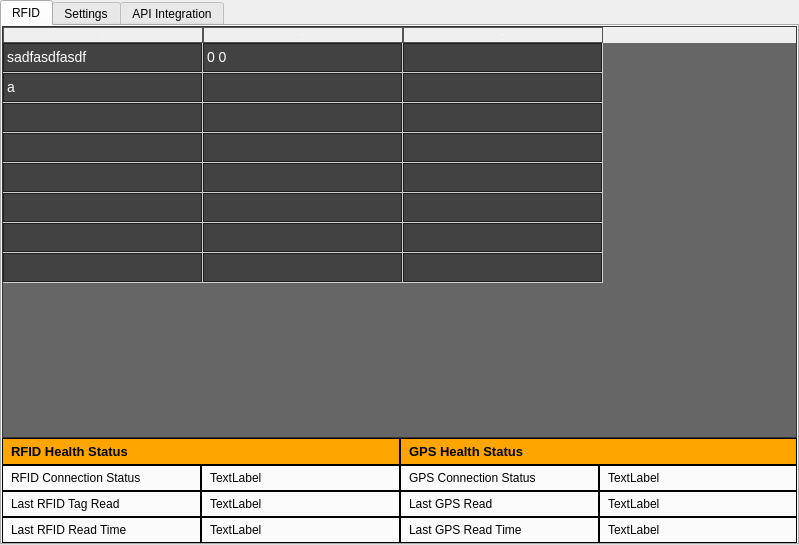
This is ui/main.ui in DevGuruPro/rfid-python as Qt 5 draws it before an edit. The edited form follows.
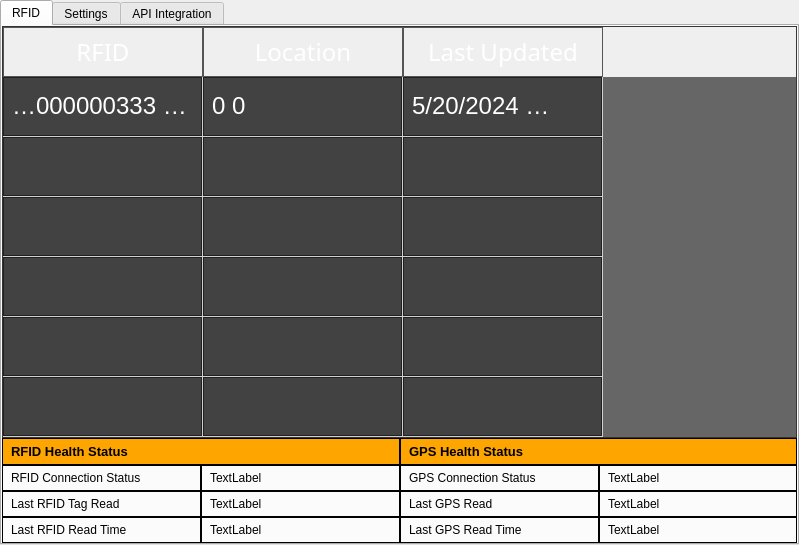
This is the edited form. Icons and pictures are not drawn.

```diff
--- a/ui/main.ui
+++ b/ui/main.ui
@@ -119,20 +119,21 @@
               <string notr="true">QTableWidget {  
   	 background-color: rgba(40, 40, 40, 180); 
     gridline-color: #d1d1d1;  
-    font: 14px;  
+    font: 24px;
 }  
 QHeaderView::section {  
     background-color: qlineargradient(spread:pad, x1:0, y1:0, x2:0, y2:1,   
                                       stop:0 #777777, stop:1 #000000);
     color: white;  
-    padding: 4px;
-	font: bold;
+    padding: 5px;
+	font: 24px bold;
     border: 1px solid #555;  
 }  
 QTableWidget::item {
 	background-color: rgba(40, 40, 40, 150);  
 	color: white;
-    border: 1px solid #202020;  
+    border: 1px solid #202020;
+ 	padding: 5px  
 }  
 /*QTableWidget::item:selected {  
     background-color: #336699;  
@@ -145,6 +146,9 @@
              <property name="textElideMode">
               <enum>Qt::ElideLeft</enum>
              </property>
+             <property name="rowCount">
+              <number>6</number>
+             </property>
              <attribute name="horizontalHeaderVisible">
               <bool>true</bool>
              </attribute>
@@ -155,13 +159,13 @@
               <bool>true</bool>
              </attribute>
              <attribute name="horizontalHeaderMinimumSectionSize">
-              <number>150</number>
+              <number>100</number>
              </attribute>
              <attribute name="verticalHeaderVisible">
               <bool>false</bool>
              </attribute>
              <attribute name="verticalHeaderDefaultSectionSize">
-              <number>30</number>
+              <number>60</number>
              </attribute>
              <row>
               <property name="text">
@@ -193,20 +197,17 @@
                <string>5</string>
               </property>
              </row>
-             <row>
-              <property name="text">
-               <string>6</string>
-              </property>
-             </row>
-             <row>
-              <property name="text">
-               <string>8</string>
-              </property>
-             </row>
              <column>
               <property name="text">
                <string>RFID</string>
               </property>
+              <property name="font">
+               <font>
+                <pointsize>8</pointsize>
+                <weight>50</weight>
+                <bold>false</bold>
+               </font>
+              </property>
              </column>
              <column>
               <property name="text">
@@ -220,7 +221,7 @@
              </column>
              <item row="0" column="0">
               <property name="text">
-               <string>sadfasdfasdf</string>
+               <string>004837065827700000000333 - 1</string>
               </property>
               <property name="flags">
                <set>NoItemFlags</set>
@@ -231,9 +232,14 @@
                <string>0 0</string>
               </property>
              </item>
+             <item row="0" column="2">
+              <property name="text">
+               <string>5/20/2024 11:09:35 PM</string>
+              </property>
+             </item>
              <item row="1" column="0">
               <property name="text">
-               <string>a</string>
+               <string/>
               </property>
              </item>
             </widget>
```
